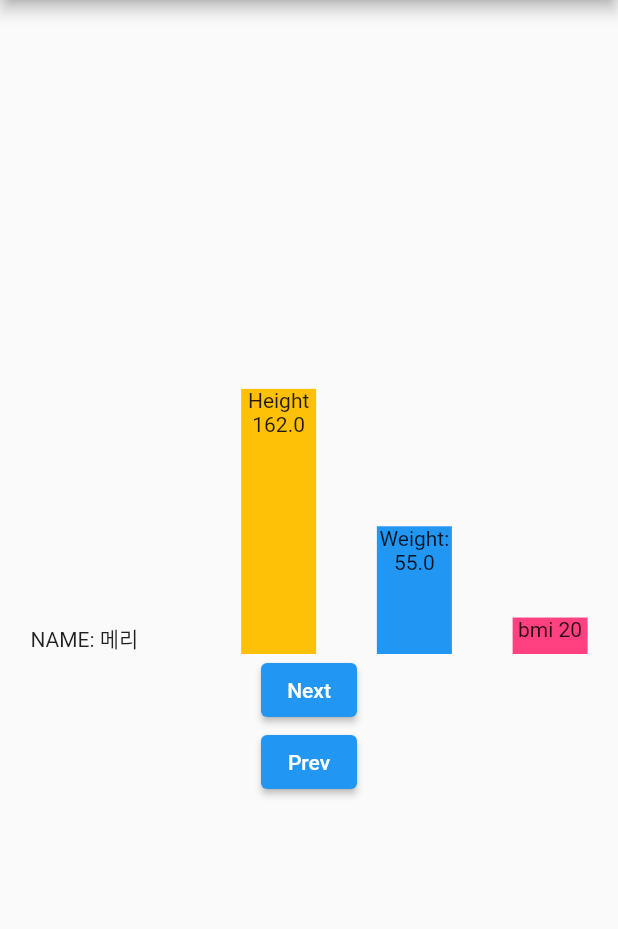
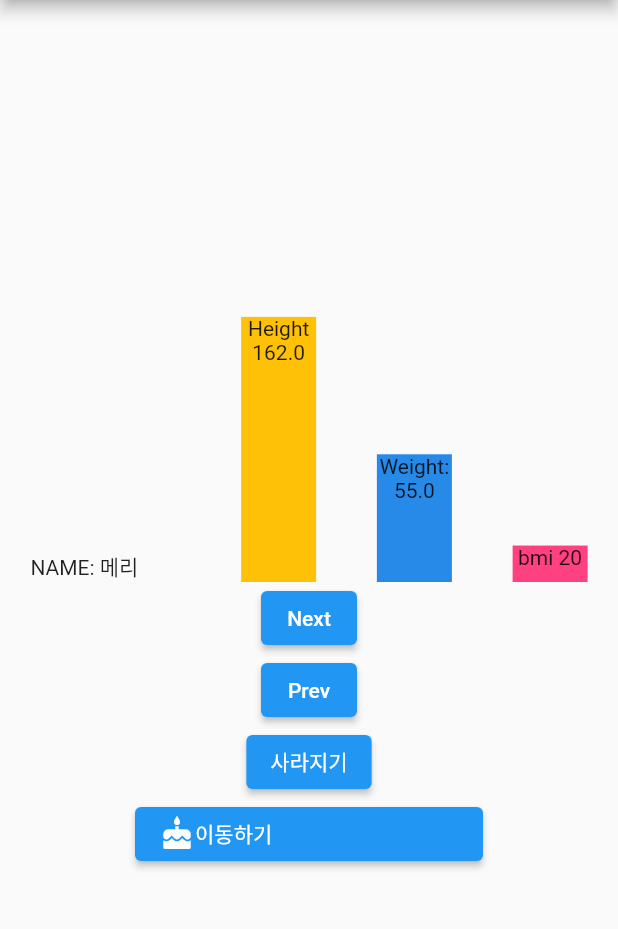
Before and after one commit to ChanSeongKim/DoitFlutter2.0-csk, a Flutter app: the screen it shows after launch, after a tap on "Next", on a phone screen of 412 x 824 dp, the part 84-1013 px from its top. Run offline on Flutter 3.47's test engine with Material 2 defaults, Android fonts, the phone set to English and light mode, and no system bars; our stand-ins replace dio, sqflite; accounts and stored records are empty; project files that could hold a hidden picture were left out.

Commit message:
~290page, 2022-04-12, anamation example ~297page, 2022-04-12, night, secodn step,

```diff
--- a/chapter11/animation_example/lib/main.dart
+++ b/chapter11/animation_example/lib/main.dart
@@ -30,7 +30,9 @@ class AnimationApp extends StatefulWidget {
 }
 
 class _AnimationApp extends State<AnimationApp> {
+  double _opacity = 1 ;
   List<People> peoples = new List.empty(growable: true);
+  Color weightColor = Colors.blue ;
   int current = 0 ;
 
   @override
@@ -57,7 +59,10 @@ class _AnimationApp extends State<AnimationApp> {
         child: Center(
           child: Column(
             children: <Widget>[
-              SizedBox(
+              AnimatedOpacity(
+                  opacity: _opacity,
+                  duration: Duration(seconds: 1),
+                child: SizedBox(
                   child: Row(
                     children: <Widget>[
                       SizedBox(width: 100, child: Text('NAME: ${peoples[current].name}')),
@@ -75,7 +80,7 @@ class _AnimationApp extends State<AnimationApp> {
                       AnimatedContainer(
                         duration: Duration(seconds: 2),
                         curve: Curves.easeInCubic,
-                      color: Colors.blue,
+                        color: weightColor,
                         child: Text(
                           'Weight: ${peoples[current].weight}',
                           textAlign: TextAlign.center,
@@ -97,10 +102,11 @@ class _AnimationApp extends State<AnimationApp> {
                     ],
                     mainAxisAlignment: MainAxisAlignment.spaceAround,
                     crossAxisAlignment: CrossAxisAlignment.end,
-
                   ),
                   height: 200,
                 ),
+              ),
+
               ElevatedButton(
                   onPressed:  () {
                     setState(() {
@@ -108,6 +114,7 @@ class _AnimationApp extends State<AnimationApp> {
                         current++ ;
                       }
                     });
+                    _changeWeightColor(peoples[current].weight);
                   },
                   child: Text('Next'),
               ),
@@ -118,9 +125,34 @@ class _AnimationApp extends State<AnimationApp> {
                       current-- ;
                     }
                   });
+                  _changeWeightColor(peoples[current].weight);
                 },
                 child: Text('Prev'),
               ),
+              ElevatedButton(
+                  onPressed: (){
+                    setState(() {
+                      _opacity ==1 ? _opacity=0 : _opacity=1;
+                    });
+                  },
+                  child: Text('사라지기'),
+              ),
+              ElevatedButton(
+                  onPressed: (){
+                    Navigator.of(context).push(MaterialPageRoute( builder:
+                    (context)=>SecondPage()));
+                  },
+                  child: SizedBox(
+                    width: 200,
+                    child: Row(
+                      children: <Widget>[
+                        Hero(tag: 'detail', child: Icon(Icons.cake)),
+                        Text('이동하기')
+                      ],
+                    ),
+                  ),
+              ),
+
             ],
             mainAxisAlignment: MainAxisAlignment.center,
           ),
@@ -128,4 +160,16 @@ class _AnimationApp extends State<AnimationApp> {
       ),
     );
   }
+  void _changeWeightColor(double weight){
+    if(weight < 40){
+      weightColor = Colors.blueAccent;
+    }else if( weight < 60){
+      weightColor = Colors.indigo;
+    }else if( weight < 80){
+      weightColor = Colors.orange;
+    }else {
+      weightColor = Colors.red;
     }
+
+  }
+}
--- /dev/null
+++ b/chapter11/animation_example/lib/secondPage.dart
@@ -0,0 +1,10 @@
+import 'package:flutter/material.dart';
+
+class SecondPage extends StatefulWidget{
+  @override
+  State<StatefulWidget> createState() => _SecondPage();
+}
+
+class _SecondPage extends State<SecondPage> {
+
+}
```
Lines whose indentation alone changed are shown as unchanged.
